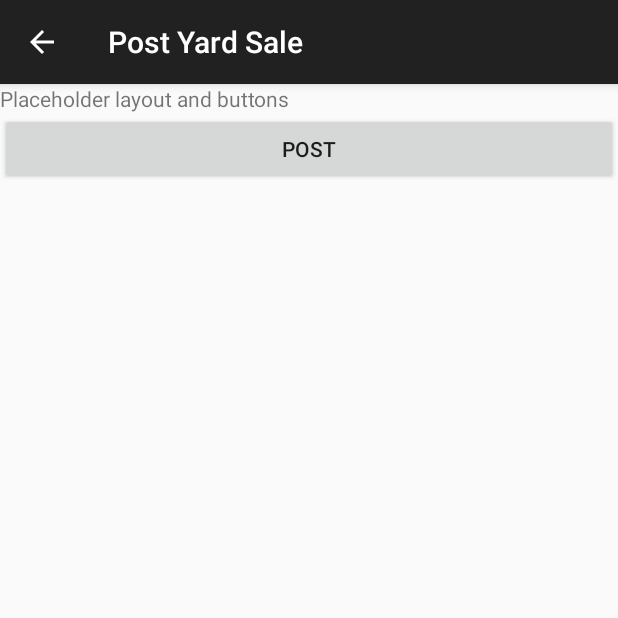
After one commit to KanayaMaryam/MobileMarket, an Android app: the SellActivity screen opened directly, with no data from a screen before it, on a phone screen of 412 x 824 dp, the top half of it. The commit adds this screen. Run offline under Robolectric (Android 15) with nearby library versions, the phone set to English and light mode, and no system bars.

Commit message:
Added very basic second screen

```diff
--- /dev/null
+++ b/app/src/main/java/daniel/lunalux/SellActivity.java
@@ -0,0 +1,17 @@
+package daniel.lunalux;
+
+import android.support.v7.app.ActionBarActivity;
+import android.os.Bundle;
+import android.view.Menu;
+import android.view.MenuItem;
+
+
+public class SellActivity extends ActionBarActivity {
+
+    @Override
+    protected void onCreate(Bundle savedInstanceState) {
+        super.onCreate(savedInstanceState);
+        setContentView(R.layout.activity_sell);
+    }
+
+}
--- a/app/src/main/res/layout/activity_map.xml
+++ b/app/src/main/res/layout/activity_map.xml
@@ -9,5 +9,6 @@ android:layout_height="fill_parent"
         android:layout_height="wrap_content" android:id="@+id/map" tools:context=".MapActivity"
         android:name="com.google.android.gms.maps.SupportMapFragment" />
     <Button android:layout_height="wrap_content" android:layout_width="match_parent"
-        android:text="Create Yard Sale" android:id="@+id/sell" android:textAlignment="center"></Button>
+        android:text="Create Yard Sale" android:id="@+id/sell" android:textAlignment="center"
+        android:onClick="sell"></Button>
 </LinearLayout>
--- /dev/null
+++ b/app/src/main/res/layout/activity_sell.xml
@@ -0,0 +1,12 @@
+<?xml version="1.0" encoding="utf-8"?>
+<LinearLayout xmlns:android="http://schemas.android.com/apk/res/android"
+    android:orientation="vertical"
+    android:layout_width="fill_parent"
+    android:layout_height="fill_parent"
+    >
+    <TextView android:layout_height="wrap_content" android:layout_width="wrap_content"
+        android:text="Placeholder layout and buttons"></TextView>
+
+    <Button android:layout_height="wrap_content" android:layout_width="match_parent"
+        android:text="Post" android:id="@+id/post" android:textAlignment="center"></Button>
+</LinearLayout>
--- /dev/null
+++ b/app/src/main/res/menu/menu_sell.xml
@@ -0,0 +1,6 @@
+<menu xmlns:android="http://schemas.android.com/apk/res/android"
+    xmlns:app="http://schemas.android.com/apk/res-auto"
+    xmlns:tools="http://schemas.android.com/tools" tools:context="daniel.lunalux.SellActivity">
+    <item android:id="@+id/action_settings" android:title="@string/action_settings"
+        android:orderInCategory="100" app:showAsAction="never" />
+</menu>
--- a/app/src/main/res/values/strings.xml
+++ b/app/src/main/res/values/strings.xml
@@ -1,8 +1,9 @@
 <resources>
     <string name="app_name">LunaLux</string>
     <string name="title_activity_map">Map</string>
-    <string name="title_activity_post_sale">PostSale</string>
+
 
     <string name="hello_world">Hello world!</string>
     <string name="action_settings">Settings</string>
+    <string name="title_activity_sell">Post Yard Sale</string>
 </resources>
```
Also changed, not shown: app/src/main/AndroidManifest.xml (+13 -1 lines), app/src/main/java/daniel/lunalux/MapActivity.java (+7 -2 lines).
